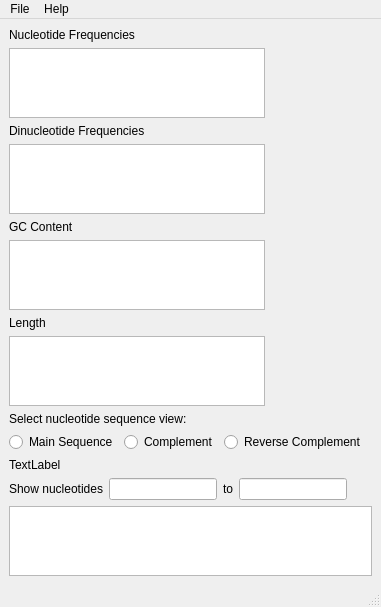
Above: fasta Analysis/seq_analysis_window.ui from mogman95/SummerResearch before the change. Below: the same form after it.
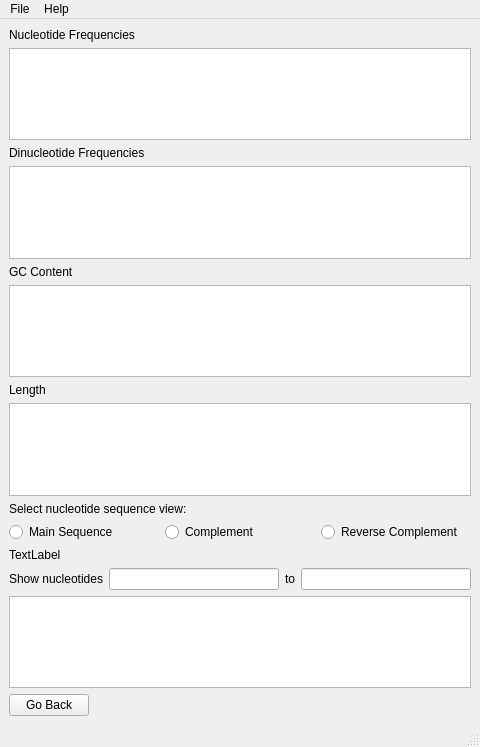
That is the form after the change.

```diff
--- a/fasta Analysis/seq_analysis_window.ui
+++ b/fasta Analysis/seq_analysis_window.ui
@@ -6,23 +6,16 @@
    <rect>
     <x>0</x>
     <y>0</y>
-    <width>381</width>
-    <height>568</height>
+    <width>480</width>
+    <height>747</height>
    </rect>
   </property>
   <property name="windowTitle">
    <string>Sequence Analysis</string>
   </property>
   <widget class="QWidget" name="centralwidget">
-   <layout class="QFormLayout" name="formLayout">
-    <item row="8" column="0" colspan="2">
-     <widget class="QLabel" name="seq_view_analysis_label">
-      <property name="text">
-       <string>Select nucleotide sequence view:</string>
-      </property>
-     </widget>
-    </item>
-    <item row="9" column="0">
+   <layout class="QGridLayout" name="gridLayout">
+    <item row="9" column="0" colspan="3">
      <layout class="QHBoxLayout" name="radiobtn_layout">
       <item>
        <widget class="QRadioButton" name="seq_radiobtn">
@@ -47,14 +40,14 @@
       </item>
      </layout>
     </item>
-    <item row="10" column="0" colspan="2">
+    <item row="10" column="0">
      <widget class="QLabel" name="whichseq_analysis_label">
       <property name="text">
        <string>TextLabel</string>
       </property>
      </widget>
     </item>
-    <item row="11" column="0">
+    <item row="11" column="0" colspan="3">
      <layout class="QHBoxLayout" name="show_nuc_layout">
       <item>
        <widget class="QLabel" name="show_nuc_label">
@@ -78,46 +71,60 @@
       </item>
      </layout>
     </item>
-    <item row="12" column="0" colspan="2">
+    <item row="12" column="0" colspan="3">
      <widget class="QTextBrowser" name="seq_analysis_txtbrwsr"/>
     </item>
-    <item row="1" column="0">
+    <item row="1" column="0" colspan="3">
      <widget class="QTextBrowser" name="nucfreq_analysis_txtbrwsr"/>
     </item>
-    <item row="3" column="0">
+    <item row="0" column="0" colspan="3">
+     <widget class="QLabel" name="nucfreq_analysis_label">
+      <property name="text">
+       <string>Nucleotide Frequencies</string>
+      </property>
+     </widget>
+    </item>
+    <item row="2" column="0" colspan="3">
+     <widget class="QLabel" name="dinucfreq_analysis_label">
+      <property name="text">
+       <string>Dinucleotide Frequencies</string>
+      </property>
+     </widget>
+    </item>
+    <item row="3" column="0" colspan="3">
      <widget class="QTextBrowser" name="dinucfreq_analysis_txtbrwsr"/>
     </item>
-    <item row="5" column="0">
+    <item row="4" column="0" colspan="3">
+     <widget class="QLabel" name="gc_cont_analysis_label">
+      <property name="text">
+       <string>GC Content</string>
+      </property>
+     </widget>
+    </item>
+    <item row="5" column="0" colspan="3">
      <widget class="QTextBrowser" name="gc_cont_analysis_txtbrwsr"/>
     </item>
-    <item row="7" column="0">
-     <widget class="QTextBrowser" name="length_analysis_txtbrwsr"/>
-    </item>
-    <item row="6" column="0">
+    <item row="6" column="0" colspan="3">
      <widget class="QLabel" name="length_analysis_label">
       <property name="text">
        <string>Length</string>
       </property>
      </widget>
     </item>
-    <item row="4" column="0">
-     <widget class="QLabel" name="gc_cont_analysis_label">
-      <property name="text">
-       <string>GC Content</string>
-      </property>
-     </widget>
+    <item row="7" column="0" colspan="3">
+     <widget class="QTextBrowser" name="length_analysis_txtbrwsr"/>
     </item>
-    <item row="2" column="0">
-     <widget class="QLabel" name="dinucfreq_analysis_label">
+    <item row="8" column="0" colspan="3">
+     <widget class="QLabel" name="seq_view_analysis_label">
       <property name="text">
-       <string>Dinucleotide Frequencies</string>
+       <string>Select nucleotide sequence view:</string>
       </property>
      </widget>
     </item>
-    <item row="0" column="0">
-     <widget class="QLabel" name="nucfreq_analysis_label">
+    <item row="13" column="0" colspan="3" alignment="Qt::AlignLeft">
+     <widget class="QPushButton" name="test_btn">
       <property name="text">
-       <string>Nucleotide Frequencies</string>
+       <string>Go Back</string>
       </property>
      </widget>
     </item>
@@ -128,8 +135,8 @@
     <rect>
      <x>0</x>
      <y>0</y>
-     <width>381</width>
-     <height>22</height>
+     <width>480</width>
+     <height>24</height>
     </rect>
    </property>
    <widget class="QMenu" name="menuFile">
```
